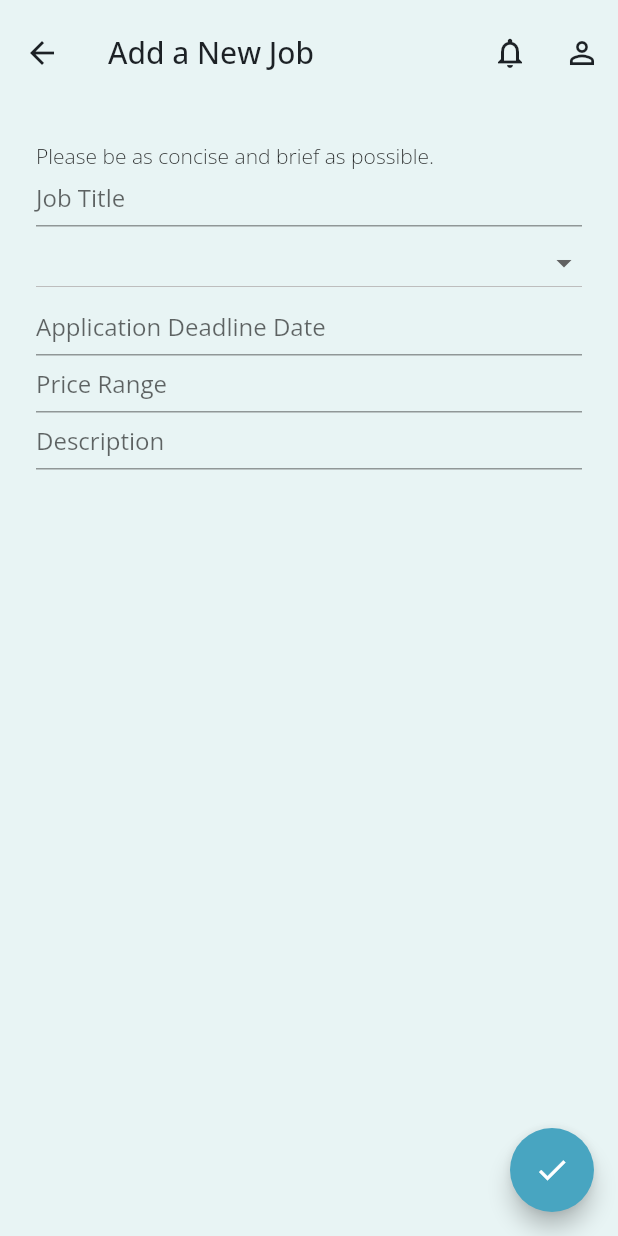
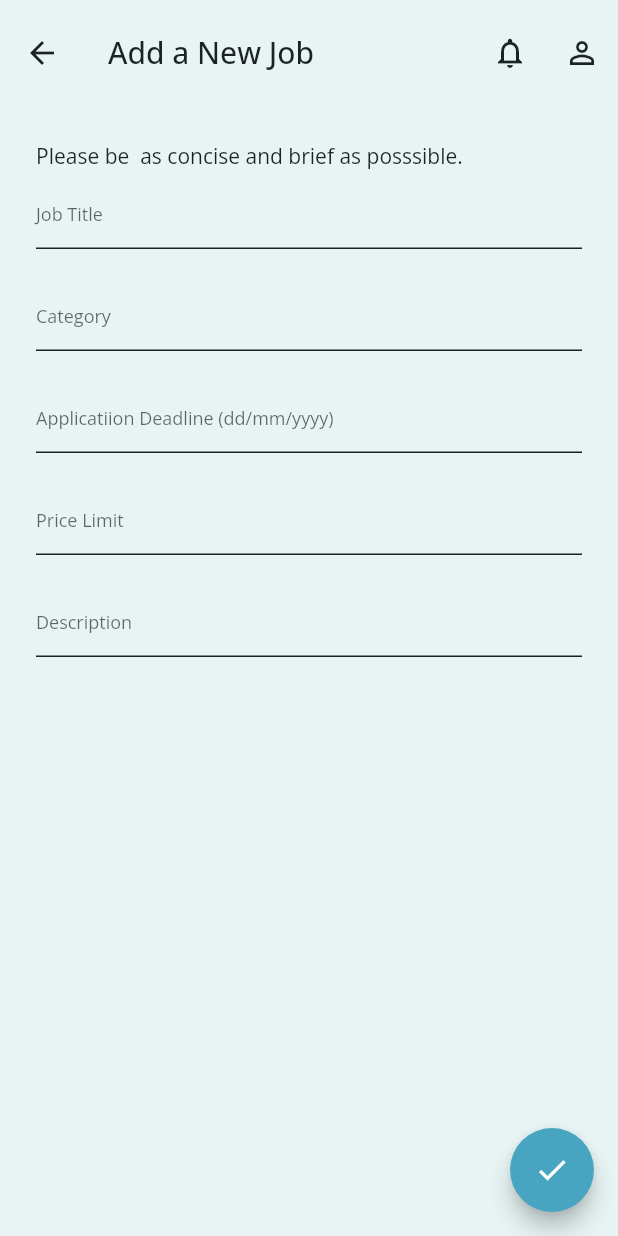
Before and after one commit to alazarlemma02/Freelance-App-flutter-project, a Flutter app: the AddJob screen opened by its route, on a phone screen of 412 x 824 dp. Run offline on Flutter 3.47's test engine with Material 2 defaults, Android fonts, the phone set to English and light mode, and no system bars; our stand-ins replace cloud_firestore, easy_localization, firebase_auth, firebase_core, image_picker; accounts and stored records are empty.

Commit message:
added job submission feature

```diff
--- a/lib/view/screens/add_job_page.dart
+++ b/lib/view/screens/add_job_page.dart
@@ -1,7 +1,10 @@
+import 'package:cloud_firestore/cloud_firestore.dart';
 import 'package:flutter/material.dart';
 import 'package:flutter/src/widgets/framework.dart';
 import 'package:flutter/src/widgets/placeholder.dart';
 import 'package:sira/constants/colors.dart';
+import 'package:sira/view/widgets/alert_dialog.dart';
+import 'package:uuid/uuid.dart';
 
 class AddJob extends StatefulWidget {
   const AddJob({super.key});
@@ -11,10 +14,17 @@ class AddJob extends StatefulWidget {
 }
 
 class _AddJobState extends State<AddJob> {
+  final _formKey = GlobalKey<FormState>();
+  final _jobTitle = TextEditingController();
+  final _category = TextEditingController();
+  final _applicationDeadline = TextEditingController();
+  final _priceRange = TextEditingController();
+  final _description = TextEditingController();
+
   @override
   Widget build(BuildContext context) {
     return Scaffold(
-      // drawer: Drawer(),
+      resizeToAvoidBottomInset: true,
       appBar: AppBar(
         actions: [
           IconButton(
@@ -34,74 +44,162 @@ class _AddJobState extends State<AddJob> {
         ],
         title: Text("Add a New Job"),
       ),
-      body: Padding(
+      body: SingleChildScrollView(
+        child: Padding(
           padding: const EdgeInsets.all(24),
           child: Column(
+            crossAxisAlignment: CrossAxisAlignment.start,
+            mainAxisAlignment: MainAxisAlignment.start,
             children: [
-            Align(
-              alignment: Alignment.centerLeft,
+              Padding(
+                padding: const EdgeInsets.fromLTRB(0, 0, 0, 5),
                 child: Text(
-                "Please be as concise and brief as possible.",
+                  "Please be  as concise and brief as posssible.",
+                  textAlign: TextAlign.end,
                   style: TextStyle(
-                  fontWeight: FontWeight.w200,
+                    fontWeight: FontWeight.w400,
                     fontSize: 14,
+                    color: CustomColors.blackTextColor,
                   ),
                 ),
               ),
-            TextField(
-              style: TextStyle(
+              Column(
+                children: [
+                  Padding(
+                    padding: const EdgeInsets.fromLTRB(0, 0, 0, 20),
+                    child: TextFormField(
+                      controller: _jobTitle,
+                      decoration: InputDecoration(
+                        hintText: "Job Title",
+                        labelStyle: const TextStyle(
                           color: CustomColors.fadedTextColor,
-                // fontSize: 16,
                         ),
-              decoration: InputDecoration(
-                isDense: true,
-                hintText: "Job Title",
+                        enabledBorder: UnderlineInputBorder(
+                          borderSide: BorderSide(
+                            style: BorderStyle.solid,
+                            color: CustomColors.blackTextColor,
                           ),
                         ),
-            DropdownButton(
-              items: const [
-                DropdownMenuItem<String>(child: Text("One"), value: "1"),
-                DropdownMenuItem<String>(child: Text("Two"), value: "2"),
-              ],
-              onChanged: (value) {},
-              isExpanded: true,
                       ),
-            TextField(
                       style: TextStyle(
+                        fontSize: 12,
                         color: CustomColors.fadedTextColor,
-                // fontSize: 16,
-              ),
-              decoration: InputDecoration(
-                isDense: true,
-                hintText: "Application Deadline Date",
                       ),
                     ),
-            TextField(
-              style: TextStyle(
+                  ),
+                  Padding(
+                    padding: const EdgeInsets.fromLTRB(0, 0, 0, 20),
+                    child: TextFormField(
+                      controller: _category,
+                      decoration: InputDecoration(
+                        hintText: "Category",
+                        labelStyle: const TextStyle(
                           color: CustomColors.fadedTextColor,
-                // fontSize: 16,
                         ),
-              decoration: InputDecoration(
-                isDense: true,
-                hintText: "Price Range",
+                        enabledBorder: UnderlineInputBorder(
+                          borderSide: BorderSide(
+                            style: BorderStyle.solid,
+                            color: CustomColors.blackTextColor,
                           ),
                         ),
-            TextField(
+                      ),
                       style: TextStyle(
+                        fontSize: 12,
                         color: CustomColors.fadedTextColor,
-                // fontSize: 16,
                       ),
+                    ),
+                  ),
+                  Padding(
+                    padding: const EdgeInsets.fromLTRB(0, 0, 0, 20),
+                    child: TextFormField(
+                      controller: _applicationDeadline,
                       decoration: InputDecoration(
-                isDense: true,
+                        hintText: "Applicatiion Deadline (dd/mm/yyyy)",
+                        labelStyle: const TextStyle(
+                          color: CustomColors.fadedTextColor,
+                        ),
+                        enabledBorder: UnderlineInputBorder(
+                          borderSide: BorderSide(
+                            style: BorderStyle.solid,
+                            color: CustomColors.blackTextColor,
+                          ),
+                        ),
+                      ),
+                      style: TextStyle(
+                        fontSize: 12,
+                        color: CustomColors.fadedTextColor,
+                      ),
+                    ),
+                  ),
+                  Padding(
+                    padding: const EdgeInsets.fromLTRB(0, 0, 0, 20),
+                    child: TextFormField(
+                      controller: _priceRange,
+                      decoration: InputDecoration(
+                        hintText: "Price Limit",
+                        labelStyle: const TextStyle(
+                          color: CustomColors.fadedTextColor,
+                        ),
+                        enabledBorder: UnderlineInputBorder(
+                          borderSide: BorderSide(
+                            style: BorderStyle.solid,
+                            color: CustomColors.blackTextColor,
+                          ),
+                        ),
+                      ),
+                      style: TextStyle(
+                        fontSize: 12,
+                        color: CustomColors.fadedTextColor,
+                      ),
+                    ),
+                  ),
+                  Padding(
+                    padding: const EdgeInsets.fromLTRB(0, 0, 0, 20),
+                    child: TextFormField(
+                      controller: _description,
+                      decoration: InputDecoration(
                         hintText: "Description",
+                        labelStyle: const TextStyle(
+                          color: CustomColors.fadedTextColor,
+                        ),
+                        enabledBorder: UnderlineInputBorder(
+                          borderSide: BorderSide(
+                            style: BorderStyle.solid,
+                            color: CustomColors.blackTextColor,
+                          ),
+                        ),
+                      ),
+                      style: TextStyle(
+                        fontSize: 12,
+                        color: CustomColors.fadedTextColor,
+                      ),
                     ),
                   ),
                 ],
               ),
+            ],
+          ),
+        ),
       ),
       floatingActionButton: FloatingActionButton(
-        onPressed: () => {
-          Navigator.pushNamed(context, '/'),
+        onPressed: () {
+          var uuid = Uuid();
+          try {
+            Map<String, dynamic> jobData = {
+              "job-title": _jobTitle.text,
+              "category": _category.text,
+              "application-deadline": _applicationDeadline.text,
+              "price-limit": _priceRange.text,
+              "description": _description.text
+            };
+            FirebaseFirestore.instance
+                .collection('Jobs')
+                .doc(uuid.v4().toString())
+                .set(jobData);
+            Navigator.pushNamed(context, '/PostedJobs');
+          } catch (e) {
+            showSnackBar(e.toString(), Colors.red, context);
+          }
         },
         child: const Icon(Icons.check),
         tooltip: "Confirm.",
```
Lines whose indentation alone changed are shown as unchanged.
